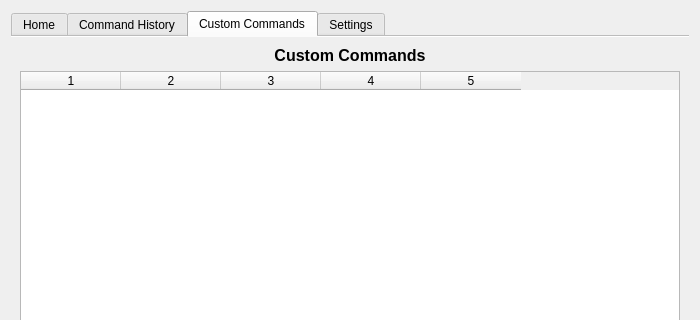
First picture: the form in PyQt-GUIProject/form.ui, repository Notaweedle/Pro100_Voice_rec, before the edit; both pictures show x 0 to 700 and y 0 to 320 of the 700 by 750 pixel window.
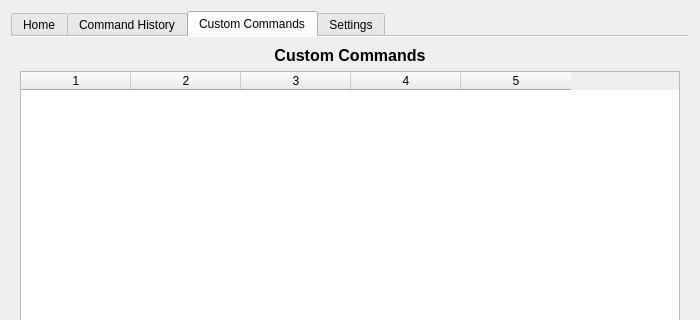
Second picture: the form after the edit. The open tabs and pages were chosen to show the change. Icons and pictures are not drawn.

Patch:
```diff
--- a/PyQt-GUIProject/form.ui
+++ b/PyQt-GUIProject/form.ui
@@ -388,6 +388,9 @@
            <property name="columnCount">
             <number>5</number>
            </property>
+           <attribute name="horizontalHeaderDefaultSectionSize">
+            <number>110</number>
+           </attribute>
            <attribute name="verticalHeaderVisible">
             <bool>true</bool>
            </attribute>
```
Left out of the diff: 2 changed lines with no effect on the pictures.
